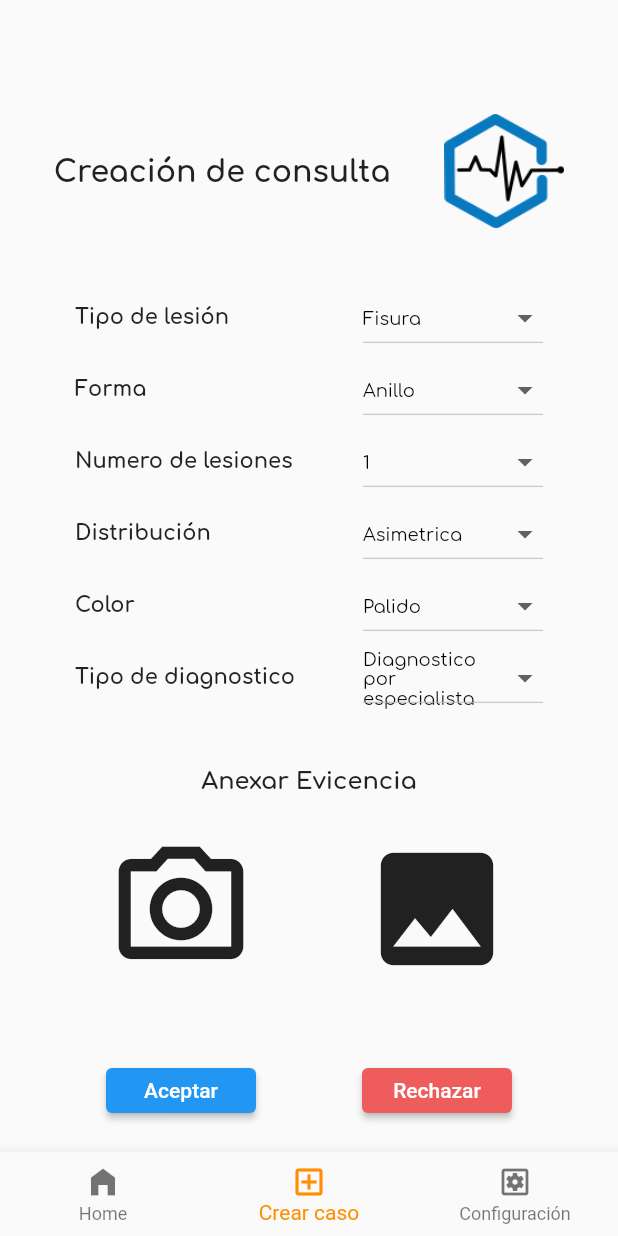
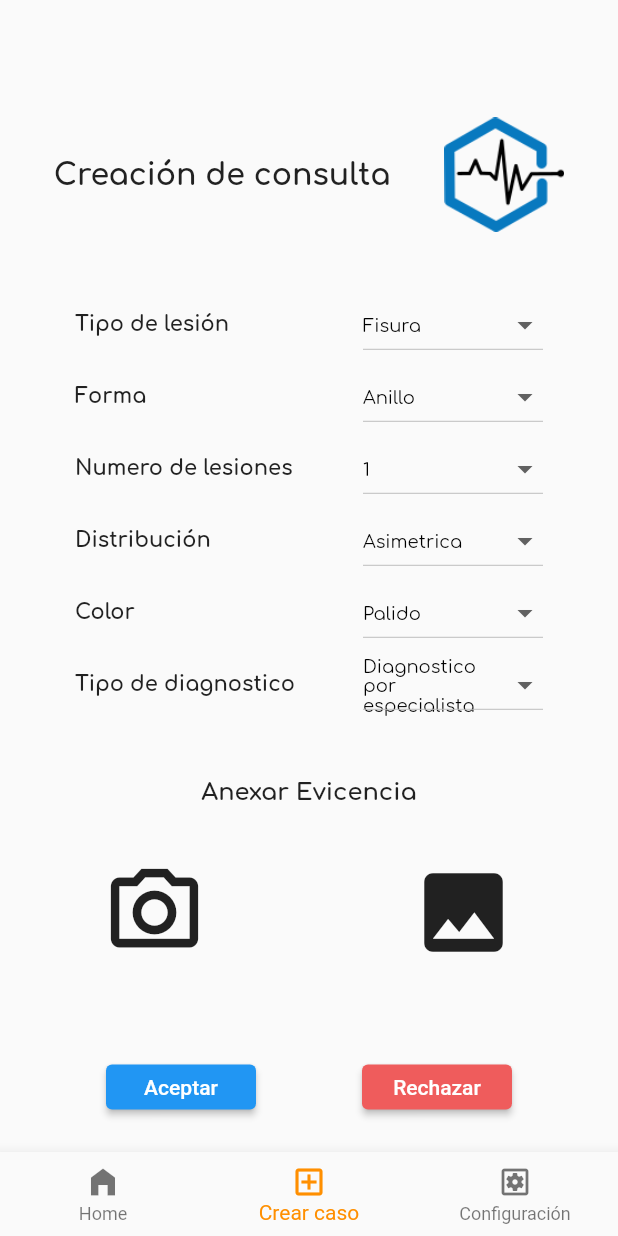
Before and after one commit to albcm-uniandes/dermosolution-app, a Flutter app: the screen it shows after launch, item 2 of the bottom bar chosen, on a phone screen of 412 x 824 dp. Run offline on Flutter 3.47's test engine with Material 2 defaults, Android fonts, the light colour scheme and no system bars; our stand-ins replace camera, image_picker; missing offline and left inert: body_part_selector; generated files the repository leaves out were written again.

Commit message:
Camera support, statefulling etc

```diff
--- a/lib/main.dart
+++ b/lib/main.dart
@@ -1,5 +1,3 @@
-import 'package:camera/camera.dart';
-import 'package:dermosolution_app/src/features/body_part_selector/presentation/screens/body_part_selector_screen.dart';
 import 'package:dermosolution_app/src/features/home/ui/screens/home.dart';
 import 'package:dermosolution_app/src/features/medical_case/presentation/screens/case_creation_screen.dart';
 import 'package:dermosolution_app/src/features/medical_case/providers/medical_case_provider.dart';
@@ -9,8 +7,7 @@ import 'package:flutter_gen/gen_l10n/app_localizations.dart';
 import 'package:provider/provider.dart';
 
 void main() {
-  runApp(ChangeNotifierProvider(
-      create: (context) => LesionTypeModel(), child: const MyApp()));
+  runApp(const MyApp());
 }
 
 class MyApp extends StatelessWidget {
--- a/lib/src/features/conditions/presentation/widgets/conditions_buttons.dart
+++ b/lib/src/features/conditions/presentation/widgets/conditions_buttons.dart
@@ -1,8 +1,15 @@
 import 'package:flutter/material.dart';
 
-class ConditionsButtons extends StatelessWidget {
-  const ConditionsButtons({super.key});
+class ConditionsButtons extends StatefulWidget {
+  const ConditionsButtons({super.key, required this.acceptCallback, required this.rejectCallback});
+  final VoidCallback acceptCallback;
+  final VoidCallback rejectCallback;
 
+  @override
+  State<ConditionsButtons> createState() => _ConditionsButtonsState();
+}
+
+class _ConditionsButtonsState extends State<ConditionsButtons> {
   @override
   Widget build(BuildContext context) {
     return Padding(
@@ -14,7 +21,7 @@ class ConditionsButtons extends StatelessWidget {
             width: 100,
             height: 30,
             child: ElevatedButton(
-              onPressed: () {},
+              onPressed: widget.acceptCallback,
               child: const Text("Aceptar"),
             ),
           ),
@@ -24,9 +31,7 @@ class ConditionsButtons extends StatelessWidget {
             child: ElevatedButton(
               style: ElevatedButton.styleFrom(
                   backgroundColor: const Color.fromRGBO(239, 92, 92, 1)),
-              onPressed: () {
-                Navigator.pop(context);
-              },
+              onPressed: widget.rejectCallback,
               child: const Text("Rechazar"),
             ),
           ),
--- a/lib/src/features/medical_case/presentation/screens/case_creation_screen.dart
+++ b/lib/src/features/medical_case/presentation/screens/case_creation_screen.dart
@@ -1,11 +1,34 @@
+import 'dart:io';
+
+import 'package:camera/camera.dart';
 import 'package:dermosolution_app/src/features/conditions/presentation/widgets/conditions_buttons.dart';
+import 'package:dermosolution_app/src/features/take_photos/presentation/screens/take_photo_screen.dart';
 import 'package:flutter/material.dart';
-
+import 'package:flutter/services.dart';
+import 'package:image_picker/image_picker.dart';
 import '../../../conditions/presentation/widgets/header.dart';
 import '../widgets/case_info_form.dart';
 
-class CaseCreationScreen extends StatelessWidget {
+class CaseCreationScreen extends StatefulWidget {
   const CaseCreationScreen({super.key});
+
+  @override
+  State<CaseCreationScreen> createState() => _CaseCreationScreenState();
+}
+
+class _CaseCreationScreenState extends State<CaseCreationScreen> {
+  File? image;
+
+  Future pickImage(ImageSource source) async {
+    try {
+      final image = await ImagePicker().pickImage(source: source);
+      if(image == null) return;
+      final imageTemp = File(image.path);
+      setState(() => this.image = imageTemp);
+    } on PlatformException catch(e) {
+      print('Failed to pick image: $e');
+    }
+  }
 
   @override
   Widget build(BuildContext context) {
@@ -23,19 +46,27 @@ class CaseCreationScreen extends StatelessWidget {
                 fontFamily: 'Comfortaa',
                 fontWeight: FontWeight.bold,
               )),
-          Row(
-              mainAxisAlignment: MainAxisAlignment.spaceEvenly,
-              children: const [
-                Icon(
-                  Icons.camera_alt_outlined,
-                  size: 100,
-                ),
-                Icon(
-                  Icons.image,
-                  size: 100,
-                )
-              ]),
-          const ConditionsButtons()
+          Row(mainAxisAlignment: MainAxisAlignment.spaceAround, children: [
+            IconButton(
+              iconSize: 70 ,
+              onPressed: () {
+                pickImage(ImageSource.camera);
+              },
+              icon: const Icon(
+                Icons.camera_alt_outlined,
+              ),
+            ),
+            IconButton(
+              iconSize:70,
+              onPressed: () {
+                pickImage(ImageSource.gallery);
+              },
+              icon: const Icon(
+                Icons.image
+              ),
+            ),
+          ]),
+          ConditionsButtons(acceptCallback: () {}, rejectCallback: () {})
         ],
       ),
     );
--- a/lib/src/features/medical_case/presentation/widgets/case_info_form.dart
+++ b/lib/src/features/medical_case/presentation/widgets/case_info_form.dart
@@ -2,9 +2,14 @@ import 'package:flutter/material.dart';
 
 import 'field_picker.dart';
 
-class CaseInfoForm extends StatelessWidget {
+class CaseInfoForm extends StatefulWidget {
   const CaseInfoForm({super.key});
 
+  @override
+  State<CaseInfoForm> createState() => _CaseInfoFormState();
+}
+
+class _CaseInfoFormState extends State<CaseInfoForm> {
   @override
   Widget build(BuildContext context) {
     return Padding(
@@ -12,11 +17,11 @@ class CaseInfoForm extends StatelessWidget {
       child: Column(
         children: const [
           FieldCreateCaseWidget(
-            dropList: ['Fisura'],
+            dropList: ['Fisura', 'asd'],
             fieldName: 'Tipo de lesión',
           ),
           FieldCreateCaseWidget(
-            dropList: ['Anillo'],
+            dropList: ['Anillo','asd'],
             fieldName: 'Forma',
           ),
           FieldCreateCaseWidget(
@@ -24,11 +29,11 @@ class CaseInfoForm extends StatelessWidget {
             fieldName: 'Numero de lesiones',
           ),
           FieldCreateCaseWidget(
-            dropList: ['Asimetrica'],
+            dropList: ['Asimetrica','0as'],
             fieldName: 'Distribución',
           ),
           FieldCreateCaseWidget(
-            dropList: ['Palido'],
+            dropList: ['Palido','asd'],
             fieldName: 'Color',
           ),
           FieldCreateCaseWidget(
--- a/lib/src/features/medical_case/presentation/widgets/field_picker.dart
+++ b/lib/src/features/medical_case/presentation/widgets/field_picker.dart
@@ -1,9 +1,6 @@
 import 'package:flutter/material.dart';
-import 'package:provider/provider.dart';
 
-import '../../providers/medical_case_provider.dart';
-
-class FieldCreateCaseWidget extends StatelessWidget {
+class FieldCreateCaseWidget extends StatefulWidget {
   const FieldCreateCaseWidget(
       {super.key, required this.dropList, required this.fieldName});
 
@@ -11,13 +8,17 @@ class FieldCreateCaseWidget extends StatelessWidget {
   final String fieldName;
 
   @override
+  State<FieldCreateCaseWidget> createState() => _FieldCreateCaseWidgetState();
+}
+
+class _FieldCreateCaseWidgetState extends State<FieldCreateCaseWidget> {
+  late String dropdownValue = widget.dropList.first;
+
+  @override
   Widget build(BuildContext context) {
-    Provider.of<LesionTypeModel>(context,listen: false).addItem(dropList.first);
-    String dropdownValue =  Provider.of<LesionTypeModel>(context,listen: false).item;
-
     return Row(mainAxisAlignment: MainAxisAlignment.spaceBetween, children: [
       Text(
-        fieldName,
+        widget.fieldName,
         style: const TextStyle(
           fontSize: 14,
           fontFamily: 'Comfortaa',
@@ -34,9 +35,9 @@ class FieldCreateCaseWidget extends StatelessWidget {
             style: const TextStyle(
                 fontSize: 12, fontFamily: 'Comfortaa', color: Colors.black),
             onChanged: (String? value) {
-              Provider.of<LesionTypeModel>(context, listen: false).addItem(value!);
-            },
-            items: dropList.map<DropdownMenuItem<String>>((String value) {
+              setState(() {dropdownValue = value!;});
+              },
+            items: widget.dropList.map<DropdownMenuItem<String>>((String value) {
               return DropdownMenuItem<String>(
                 value: value,
                 child: Text(value),
--- a/lib/src/features/medical_case/providers/medical_case_provider.dart
+++ b/lib/src/features/medical_case/providers/medical_case_provider.dart
@@ -1,7 +1,7 @@
 import 'package:flutter/foundation.dart';
 
-class LesionTypeModel with ChangeNotifier {
-  late String _selectedItem;
+class MedicalCaseInfo with ChangeNotifier {
+  String _selectedItem = '';
 
   String get item => _selectedItem;
 
--- a/pubspec.yaml
+++ b/pubspec.yaml
@@ -27,6 +27,7 @@ dependencies:
   path:
   provider:
   body_part_selector: ^0.0.3
+  image_picker: ^0.8.6+1
   flutter_localizations:
     sdk: flutter
   intl: ^0.17.0 # Add this line
```
Also changed, not shown: lib/src/features/conditions/presentation/screens/conditions_screen.dart (+4 -4 lines), pubspec.lock.
